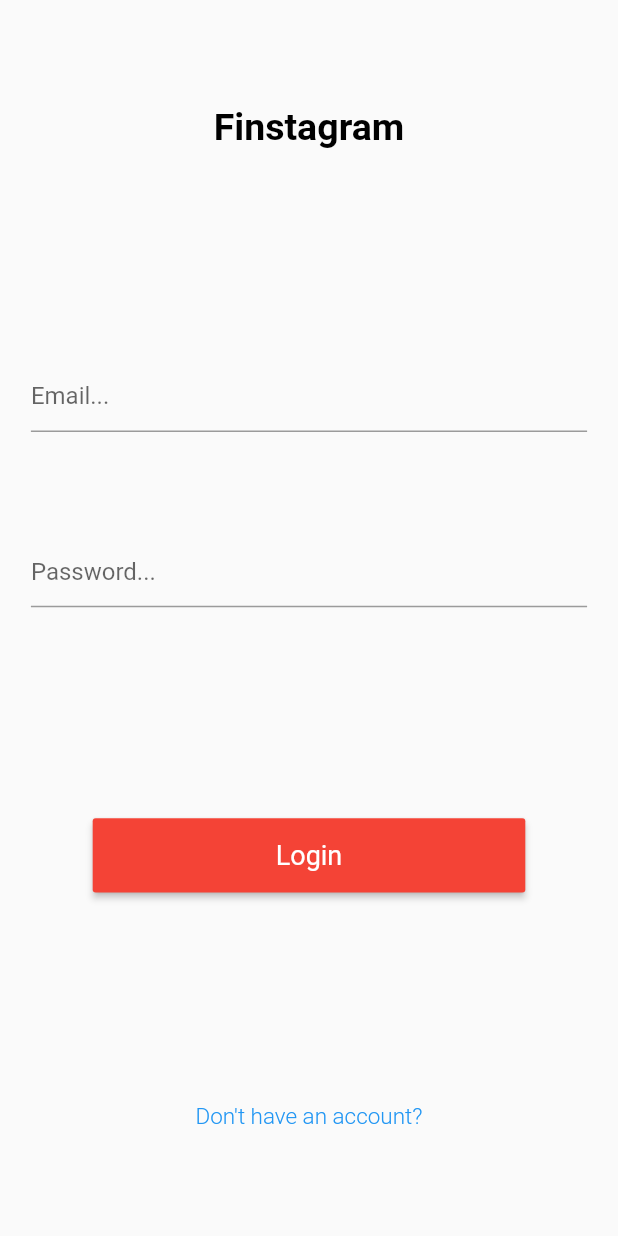
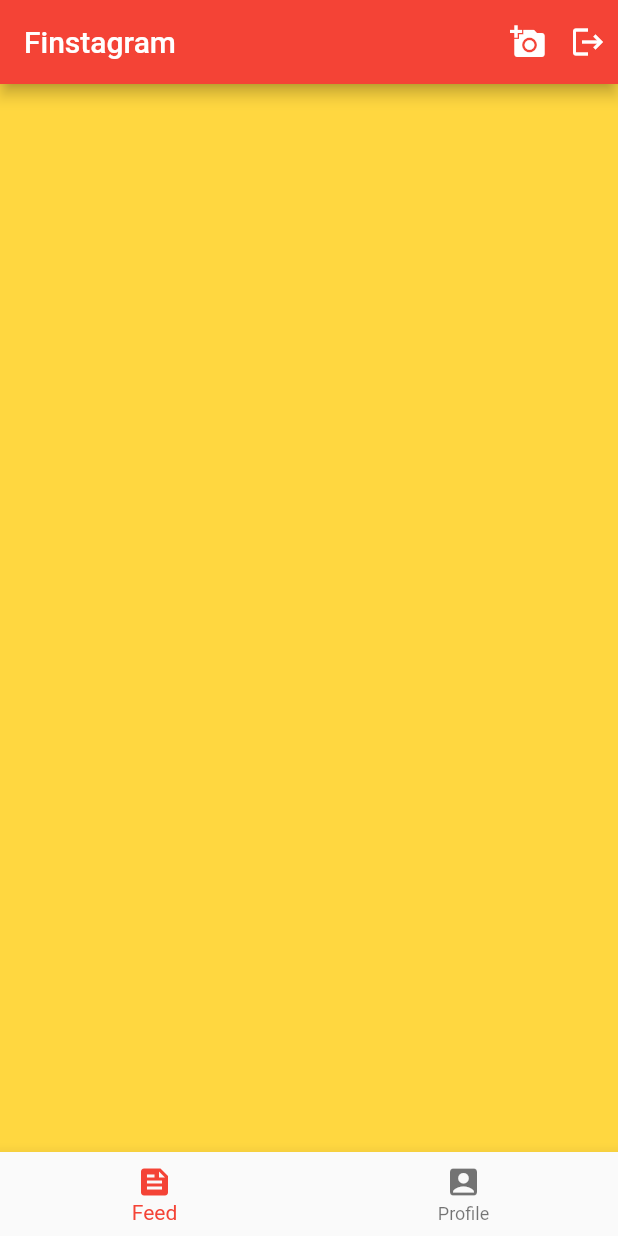
Before and after one commit to Mbanya/Finstagram, a Flutter app: the screen it shows after launch, on a phone screen of 412 x 824 dp. Run offline on Flutter 3.47's test engine with Material 2 defaults, Android fonts, the phone set to English and light mode, and no system bars; our stand-ins replace file_picker.

Commit message:
Finish Home,Register,Login,Feed&Profile Pages

```diff
--- a/lib/main.dart
+++ b/lib/main.dart
@@ -1,3 +1,4 @@
+import 'package:finstagram/pages/home_page.dart';
 import 'package:finstagram/pages/login_page.dart';
 import 'package:finstagram/pages/register_page.dart';
 import 'package:flutter/material.dart';
@@ -17,10 +18,11 @@ class MyApp extends StatelessWidget {
       theme: ThemeData(
         primarySwatch: Colors.red,
       ),
-      initialRoute: 'login',
+      initialRoute: 'home',
       routes: {
         'register': (context) => RegisterPage(),
-        'login': (context) => LoginPage()
+        'login': (context) => LoginPage(),
+        'home': (context) => HomePage(),
       },
     );
   }
--- /dev/null
+++ b/lib/pages/feed_page.dart
@@ -0,0 +1,17 @@
+import 'package:flutter/material.dart';
+
+class FeedPage extends StatefulWidget {
+  FeedPage({Key? key}) : super(key: key);
+
+  @override
+  State<FeedPage> createState() => _FeedPageState();
+}
+
+class _FeedPageState extends State<FeedPage> {
+  @override
+  Widget build(BuildContext context) {
+    return Container(
+      color: Colors.amberAccent,
+    );
+  }
+}
--- /dev/null
+++ b/lib/pages/home_page.dart
@@ -0,0 +1,76 @@
+import 'package:finstagram/pages/feed_page.dart';
+import 'package:finstagram/pages/profile_page.dart';
+import 'package:flutter/material.dart';
+
+class HomePage extends StatefulWidget {
+  HomePage({Key? key}) : super(key: key);
+
+  @override
+  State<HomePage> createState() => _HomePageState();
+}
+
+class _HomePageState extends State<HomePage> {
+  int currentPage = 0;
+
+  final List<Widget> _pages = [
+    FeedPage(),
+    ProfilePage(),
+  ];
+  @override
+  Widget build(BuildContext context) {
+    return Scaffold(
+      appBar: AppBar(
+        title: const Text(
+          "Finstagram",
+        ),
+        actions: [
+          Padding(
+            padding: const EdgeInsets.only(
+              left: 8.0,
+              right: 8.0,
+            ),
+            child: GestureDetector(
+              onTap: () {},
+              child: const Icon(Icons.add_a_photo),
+            ),
+          ),
+          Padding(
+            padding: const EdgeInsets.only(
+              left: 8.0,
+              right: 8.0,
+            ),
+            child: GestureDetector(
+              onTap: () {},
+              child: const Icon(Icons.logout),
+            ),
+          )
+        ],
+      ),
+      bottomNavigationBar: _bottomNavigationBar(),
+      body: _pages[currentPage],
+    );
+  }
+
+  Widget _bottomNavigationBar() {
+    return BottomNavigationBar(
+      currentIndex: currentPage,
+      onTap: (_index) {
+        setState(() {
+          currentPage = _index;
+        });
+      },
+      items: const [
+        BottomNavigationBarItem(
+          label: 'Feed',
+          icon: Icon(Icons.feed),
+        ),
+        BottomNavigationBarItem(
+          label: 'Profile',
+          icon: Icon(
+            Icons.account_box,
+          ),
+        ),
+      ],
+    );
+  }
+}
--- /dev/null
+++ b/lib/pages/profile_page.dart
@@ -0,0 +1,17 @@
+import 'package:flutter/material.dart';
+
+class ProfilePage extends StatefulWidget {
+  ProfilePage({Key? key}) : super(key: key);
+
+  @override
+  State<ProfilePage> createState() => _ProfilePageState();
+}
+
+class _ProfilePageState extends State<ProfilePage> {
+  @override
+  Widget build(BuildContext context) {
+    return Container(
+      color: Colors.orange,
+    );
+  }
+}
--- a/lib/pages/register_page.dart
+++ b/lib/pages/register_page.dart
@@ -155,7 +155,7 @@ class _RegisterPageState extends State<RegisterPage> {
 
   Widget _registerButton() {
     return MaterialButton(
-      onPressed: () {},
+      onPressed: _registerUser,
       minWidth: _deviceWidth! * 0.50,
       height: _deviceHeight! * 0.05,
       color: Colors.red,
@@ -169,4 +169,11 @@ class _RegisterPageState extends State<RegisterPage> {
       ),
     );
   }
+
+  void _registerUser() {
+    if (_registerFormKey.currentState!.validate() && _image != null) {
+      _registerFormKey.currentState!.save();
+      print("Valid");
+    }
+  }
 }
```
